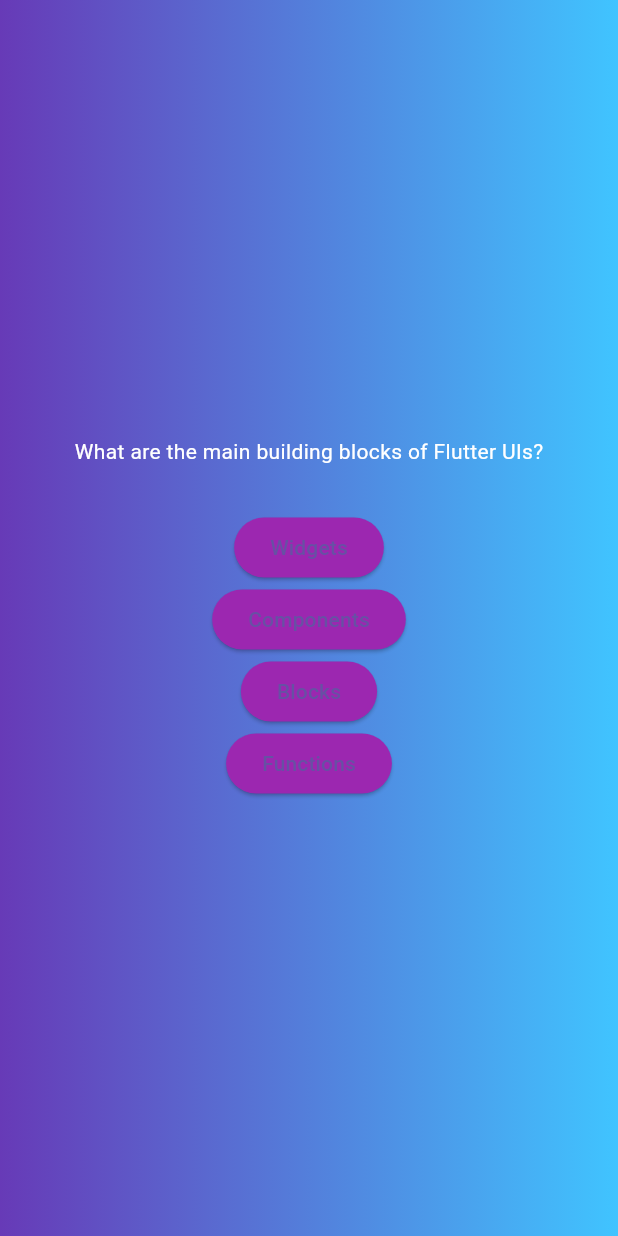
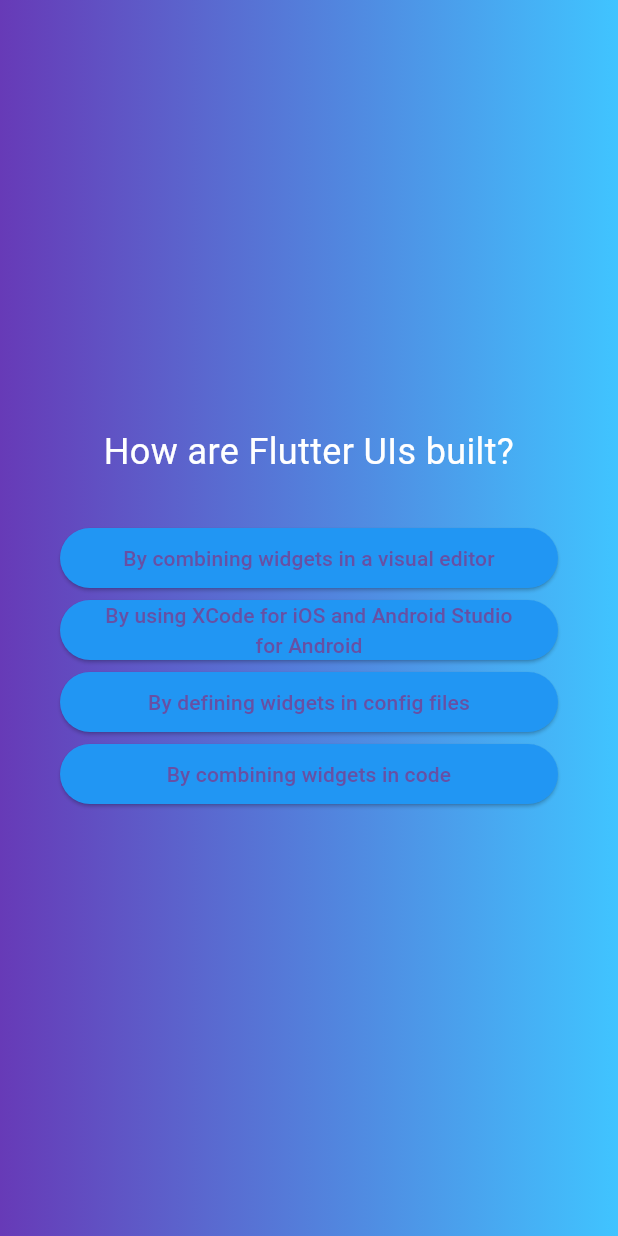
Before and after one commit to stabnom/QUIZ_APP, a Flutter app: the screen it shows after launch, after a tap on "Start game", after a tap on "Components", on a phone screen of 412 x 824 dp. Run offline on Flutter 3.47's test engine with Material 3 defaults, Android fonts, the phone set to English and light mode, and no system bars; our stand-ins replace google_fonts.

Commit message:
fully functional

```diff
--- a/quiz/lib/answer_button.dart
+++ b/quiz/lib/answer_button.dart
@@ -1,7 +1,7 @@
 import 'package:flutter/material.dart';
 
 class AnswerButton extends StatelessWidget {
-  AnswerButton({super.key, required this.answerText, required this.onTap});
+  const AnswerButton({super.key, required this.answerText, required this.onTap});
 
   final String answerText;
   final void Function() onTap;
@@ -10,8 +10,8 @@ class AnswerButton extends StatelessWidget {
   Widget build(context) {
     return ElevatedButton(
       onPressed: onTap,
-      style: ElevatedButton.styleFrom(backgroundColor: Colors.purple),
-      child: Text(answerText),
+      style: ElevatedButton.styleFrom(backgroundColor: Colors.blue),
+      child: Text(answerText, textAlign: TextAlign.center),
     );
   }
 }
--- a/quiz/lib/models/quiz_question.dart
+++ b/quiz/lib/models/quiz_question.dart
@@ -3,4 +3,10 @@ class QuizQuestion {
 
   final String question;
   final List<String> answers;
+
+  List<String> getShuffledAnswers() {
+    final shuffledList = List.of(answers);
+    shuffledList.shuffle();
+    return shuffledList;
+  }
 }
--- a/quiz/lib/questionScreen.dart
+++ /dev/null
@@ -1,36 +0,0 @@
-import 'package:flutter/material.dart';
-import 'package:quiz/answer_button.dart';
-import 'package:quiz/data/questions.dart';
-
-class QuestionScreen extends StatefulWidget {
-  const QuestionScreen({super.key});
-
-  @override
-  State<QuestionScreen> createState() {
-    return _QuestionScreen();
-  }
-}
-
-class _QuestionScreen extends State<QuestionScreen> {
-  @override
-  Widget build(context) {
-    final currentQuestion = questions[0];
-
-    return SizedBox(
-      width: double.infinity,
-      child: Column(
-        mainAxisAlignment: MainAxisAlignment.center,
-        children: [
-          Text(
-            currentQuestion.question,
-            style: TextStyle(color: Colors.white)),
-          SizedBox(height: 30),
-          AnswerButton(answerText: currentQuestion.answers[0], onTap: () {}),
-          AnswerButton(answerText: currentQuestion.answers[1], onTap: () {}),
-          AnswerButton(answerText: currentQuestion.answers[2], onTap: () {}),
-          AnswerButton(answerText: currentQuestion.answers[3], onTap: () {}),
-        ],
-      ),
-    );
-  }
-}
--- /dev/null
+++ b/quiz/lib/question_screen.dart
@@ -0,0 +1,63 @@
+import 'package:flutter/material.dart';
+import 'package:quiz/answer_button.dart';
+import 'package:quiz/data/questions.dart';
+import 'package:google_fonts/google_fonts.dart';
+
+class QuestionScreen extends StatefulWidget {
+  const QuestionScreen({super.key, required this.onSelectAnswer});
+
+  final void Function(String answer) onSelectAnswer;
+
+  @override
+  State<QuestionScreen> createState() {
+    return _QuestionScreen();
+  }
+}
+
+class _QuestionScreen extends State<QuestionScreen> {
+
+  var currentQuestionIndex = 0;
+
+  void answerQuestion(String selectedAnswer) {
+    widget.onSelectAnswer(selectedAnswer);
+    //It's a method that tells Flutter that something has changed in the state which requires the UI to be rebuilt.
+    setState(() {    currentQuestionIndex++;});
+  }
+
+  @override
+  Widget build(context) {
+    final currentQuestion = questions[currentQuestionIndex];
+
+    return SizedBox(
+      width: double.infinity,
+      child: Container(
+        margin: const EdgeInsets.all(40),
+        child: SizedBox(
+          width: double.infinity,
+          child: Column(
+            mainAxisAlignment: MainAxisAlignment.center,
+            crossAxisAlignment: CrossAxisAlignment.stretch,
+            children: [
+              Text(
+                currentQuestion.question,
+                style: GoogleFonts.leagueGothic(
+                  color: Colors.white,
+                  fontSize: 24,
+                ),
+                textAlign: TextAlign.center,
+              ),
+              SizedBox(height: 30),
+              ...currentQuestion.getShuffledAnswers().map((answer) {
+                SizedBox(height: 30);
+                return AnswerButton(answerText: answer, onTap: () {
+                  answerQuestion(answer);
+
+                });
+              }),
+            ],
+          ),
+        ),
+      ),
+    );
+  }
+}
--- a/quiz/lib/quiz.dart
+++ b/quiz/lib/quiz.dart
@@ -1,7 +1,8 @@
 import 'package:flutter/material.dart';
-import 'package:quiz/questionScreen.dart';
-import 'package:quiz/startScreen.dart';
-import 'package:quiz/questionScreen.dart';
+import 'package:quiz/question_screen.dart';
+import 'package:quiz/start_screen.dart';
+import 'package:quiz/data/questions.dart';
+import 'package:quiz/result_screen.dart';
 
 var colors = [Colors.deepPurple, Colors.lightBlueAccent];
 
@@ -15,20 +16,41 @@ class Quiz extends StatefulWidget {
 }
 
 class _QuizState extends State<Quiz> {
+  final List<String> selectedAnswer = [];
   var activeScreen = 'start-screen';
+
   void switchScreen() {
     setState(() {
       activeScreen = 'question-screen';
     });
   }
 
+  void chooseAnswer(String answer){
+    selectedAnswer.add(answer);
+
+
+
+    if(selectedAnswer.length == questions.length){
+      setState(() {
+        activeScreen = 'result-screen';
+      });
+    }
+  }
+
   @override
   Widget build(context) {
     Widget screenWidget = Startscreen(switchScreen);
 
+  //Here lies the logic for switching between screens
+
     if (activeScreen == 'question-screen') {
-      screenWidget = QuestionScreen();
+      screenWidget = QuestionScreen(onSelectAnswer: chooseAnswer);
     }
+
+    if (activeScreen == 'result-screen') {
+      screenWidget = ResultScreen(chosenAnswers: selectedAnswer);
+    }
+
 
     return MaterialApp(
       home: Scaffold(
--- a/quiz/pubspec.yaml
+++ b/quiz/pubspec.yaml
@@ -34,6 +34,7 @@ dependencies:
   # The following adds the Cupertino Icons font to your application.
   # Use with the CupertinoIcons class for iOS style icons.
   cupertino_icons: ^1.0.8
+  google_fonts: ^6.3.1
 
 dev_dependencies:
   flutter_test:
```
Also changed, not shown: quiz/lib/questions_summary.dart (added, +25 -0 lines), quiz/lib/result_screen.dart (added, +51 -0 lines), quiz/lib/start_screen.dart (renamed from quiz/lib/startScreen.dart), quiz/pubspec.lock, 2 other files.
